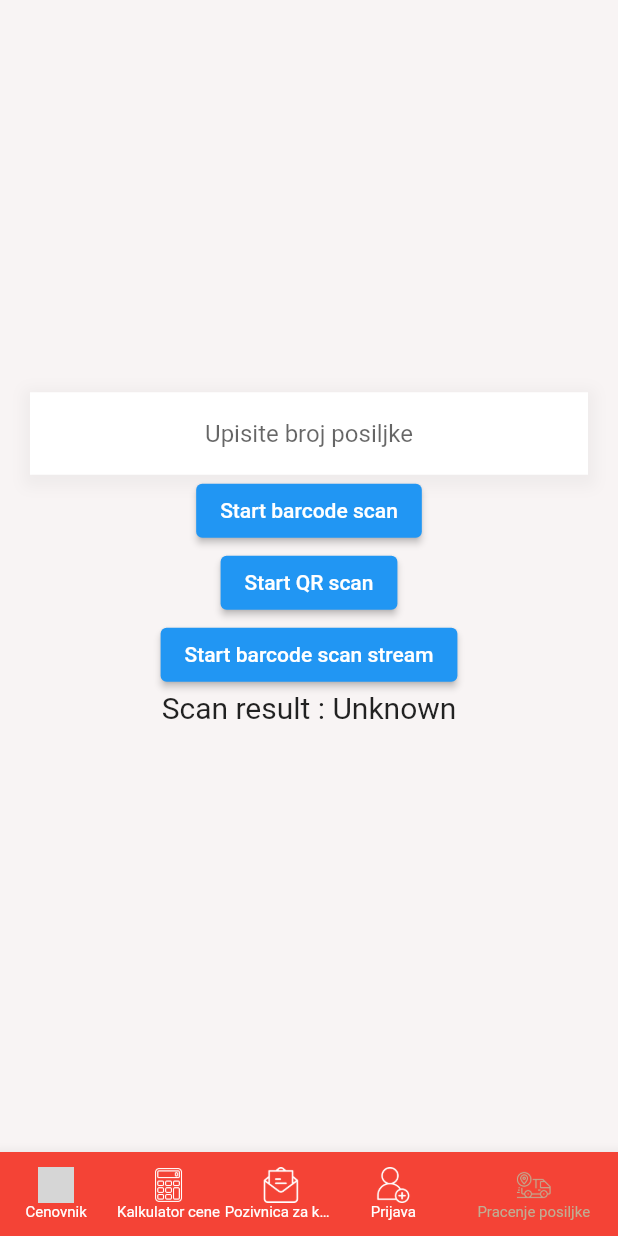
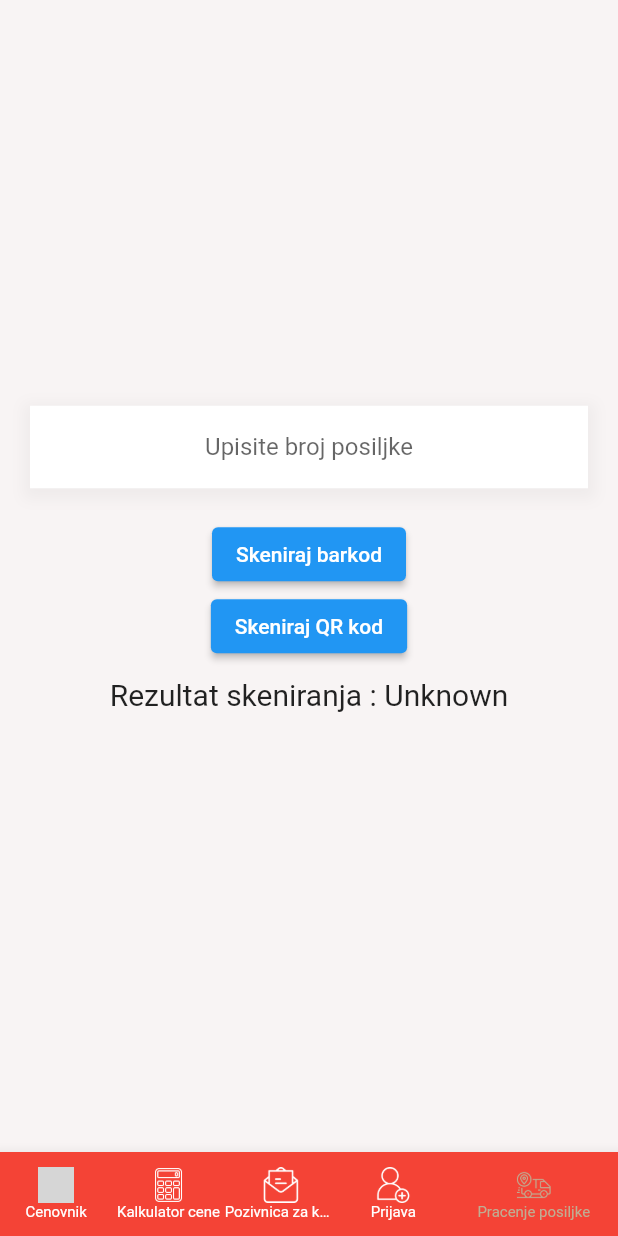
Before and after one commit to fporudzbine/flex_mobile_app, a Flutter app: the DashboardScreen screen opened directly, item 5 of the bottom bar chosen, on a phone screen of 412 x 824 dp. Run offline on Flutter 3.47's test engine with Material 2 defaults, Android fonts, the phone set to English and light mode, and no system bars; our stand-ins replace cloud_firestore, firebase_auth, firebase_core, get_it, mask_text_input_formatter, shared_preferences; missing offline and left inert: flutter_barcode_scanner, multiselect, number_inc_dec; accounts and stored records are empty; grey boxes are pictures that could not be loaded.

Commit message:
Tracking screen refactored

```diff
--- a/lib/screens/tracking_screen/tracking_screen.dart
+++ b/lib/screens/tracking_screen/tracking_screen.dart
@@ -64,7 +64,7 @@ class _TrackingScreenState extends State<TrackingScreen> {
       crossAxisAlignment: CrossAxisAlignment.center,
       children: [
         Padding(
-          padding: EdgeInsets.only(left: 20.0, right: 20),
+          padding: EdgeInsets.only(left: 20.0, right: 20, bottom: 20),
           child: Container(
             child: Center(
               child: TextFormField(
@@ -95,14 +95,15 @@ class _TrackingScreenState extends State<TrackingScreen> {
         ),
         ElevatedButton(
             onPressed: () => scanBarcodeNormal(),
-            child: Text('Start barcode scan')),
+            child: Text('Skeniraj barkod')),
         ElevatedButton(
             onPressed: () => scanQR(),
-            child: Text('Start QR scan')),
-        ElevatedButton(
-            onPressed: () => startBarcodeScanStream(),
-            child: Text('Start barcode scan stream')),
-        Text('Scan result : $_scanBarcode\n',
+            child: Text('Skeniraj QR kod')),
+        SizedBox(height: 10),
+        // ElevatedButton(
+        //     onPressed: () => startBarcodeScanStream(),
+        //     child: Text('Start barcode scan stream')),
+        Text('Rezultat skeniranja : $_scanBarcode\n',
             style: TextStyle(fontSize: 20)),
       ],
     );
```
